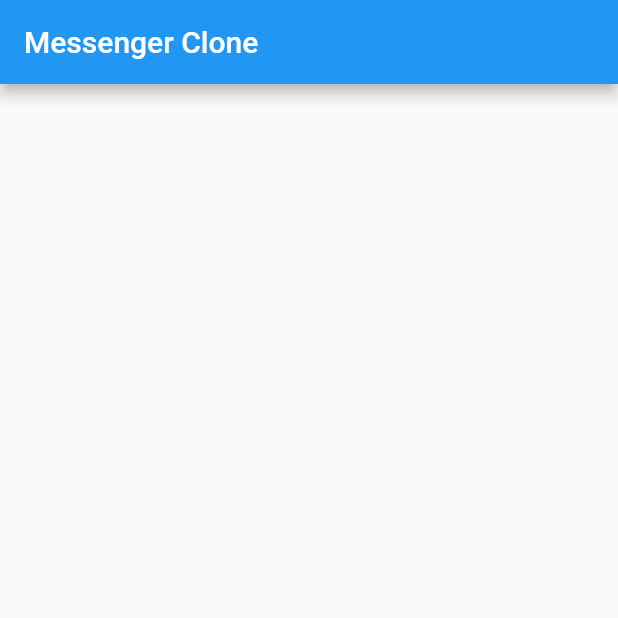
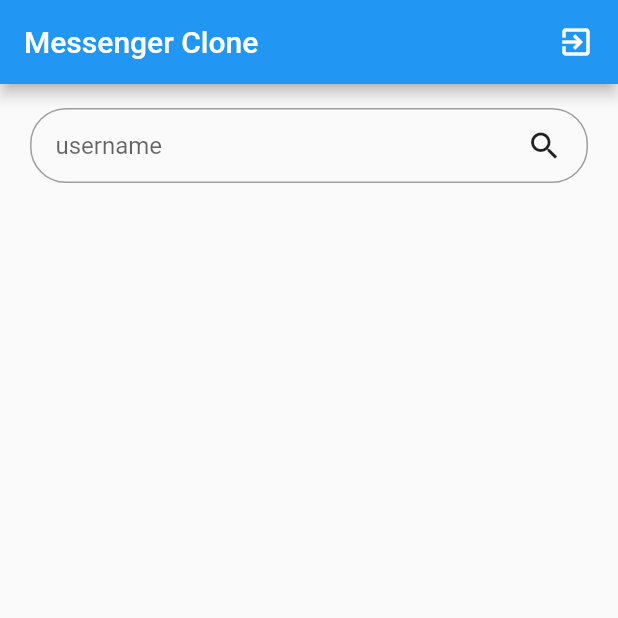
Before and after one commit to Gaurav9784/ChatApp, a Flutter app: the Home screen opened directly, on a phone screen of 412 x 824 dp, the top half of it. Run offline on Flutter 3.47's test engine with Material 2 defaults, Android fonts, the phone set to English and light mode, and no system bars; our stand-ins replace cloud_firestore, firebase_auth, firebase_core, google_sign_in, shared_preferences; accounts and stored records are empty.

Commit message:
implemented search functionality

```diff
--- a/lib/services/database.dart
+++ b/lib/services/database.dart
@@ -8,4 +8,11 @@ class DatabaseMethods {
         .doc(userId)
         .set(userInfoMap);
   }
+
+  Future<Stream<QuerySnapshot>> getUserByUserName(String username) async {
+    return FirebaseFirestore.instance
+        .collection("users")
+        .where("username", isEqualTo: username)
+        .snapshots();
+  }
 }
--- a/lib/views/chatscreen.dart
+++ b/lib/views/chatscreen.dart
@@ -1,6 +1,10 @@
 import 'package:flutter/material.dart';
 
 class ChatScreen extends StatefulWidget {
+  final chatWithUserName, name;
+
+  const ChatScreen({Key key, this.chatWithUserName, this.name})
+      : super(key: key);
   @override
   _ChatScreenState createState() => _ChatScreenState();
 }
@@ -10,7 +14,7 @@ class _ChatScreenState extends State<ChatScreen> {
   Widget build(BuildContext context) {
     return Scaffold(
       appBar: AppBar(
-        title: Text("Messenger Clone"),
+        title: Text(widget.name),
       ),
     );
   }
--- a/lib/views/home.dart
+++ b/lib/views/home.dart
@@ -1,4 +1,10 @@
+import 'package:chat_app/services/auth.dart';
+import 'package:chat_app/services/database.dart';
+import 'package:chat_app/views/signin.dart';
+import 'package:cloud_firestore/cloud_firestore.dart';
 import 'package:flutter/material.dart';
+
+import 'chatscreen.dart';
 
 class Home extends StatefulWidget {
   @override
@@ -6,11 +12,161 @@ class Home extends StatefulWidget {
 }
 
 class _HomeState extends State<Home> {
+  bool isSearching = false;
+  Stream usersStream;
+  TextEditingController searchUserNameEditingController =
+      TextEditingController();
+
+  onSearchBtnClick() async {
+    setState(() {
+      isSearching = true;
+    });
+    usersStream = await DatabaseMethods()
+        .getUserByUserName(searchUserNameEditingController.text);
+    setState(() {});
+  }
+
+  Widget searchListUserTile({String profileUrl, name, username, email}) {
+    return GestureDetector(
+      onTap: () {
+        Navigator.push(
+          context,
+          MaterialPageRoute(
+            builder: (context) => ChatScreen(
+              chatWithUserName: username,
+              name: name,
+            ),
+          ),
+        );
+      },
+      child: Row(
+        children: [
+          ClipRRect(
+            borderRadius: BorderRadius.circular(40),
+            child: Image.network(
+              profileUrl,
+              height: 40,
+              width: 40,
+            ),
+          ),
+          SizedBox(width: 12),
+          Column(
+            crossAxisAlignment: CrossAxisAlignment.start,
+            children: [Text(name), Text(email)],
+          )
+        ],
+      ),
+    );
+  }
+
+  Widget searchUsersList() {
+    return StreamBuilder(
+      stream: usersStream,
+      builder: (context, snapshot) {
+        return snapshot.hasData
+            ? ListView.builder(
+                shrinkWrap: true,
+                itemCount: snapshot.data.docs.length,
+                itemBuilder: (context, index) {
+                  DocumentSnapshot ds = snapshot.data.docs[index];
+
+                  return searchListUserTile(
+                      profileUrl: ds["imgUrl"],
+                      name: ds["name"],
+                      email: ds["email"],
+                      username: ds["username"]);
+                },
+              )
+            : Center(
+                child: CircularProgressIndicator(),
+              );
+      },
+    );
+  }
+
+  Widget chatRoomsList() {
+    return Container();
+  }
+
   @override
   Widget build(BuildContext context) {
     return Scaffold(
       appBar: AppBar(
         title: Text("Messenger Clone"),
+        actions: [
+          InkWell(
+            onTap: () {
+              AuthMethods().signOut().then((s) {
+                Navigator.pushReplacement(
+                    context, MaterialPageRoute(builder: (context) => SignIn()));
+              });
+            },
+            child: Container(
+                padding: EdgeInsets.symmetric(horizontal: 16),
+                child: Icon(Icons.exit_to_app)),
+          )
+        ],
+      ),
+      body: Container(
+        margin: EdgeInsets.symmetric(horizontal: 20),
+        child: Column(
+          children: [
+            Row(
+              children: [
+                isSearching
+                    ? GestureDetector(
+                        onTap: () {
+                          setState(() {
+                            isSearching = false;
+                            searchUserNameEditingController.text = "";
+                          });
+                        },
+                        child: Padding(
+                          padding: const EdgeInsets.only(right: 8.0),
+                          child: Icon(Icons.arrow_back),
+                        ),
+                      )
+                    : Container(),
+                Expanded(
+                  child: Container(
+                    margin: EdgeInsets.symmetric(vertical: 16),
+                    decoration: BoxDecoration(
+                      border: Border.all(
+                        color: Colors.grey,
+                        style: BorderStyle.solid,
+                        width: 1.0,
+                      ),
+                      borderRadius: BorderRadius.circular(24),
+                    ),
+                    padding: EdgeInsets.symmetric(horizontal: 16),
+                    child: Row(
+                      children: [
+                        Expanded(
+                          child: TextField(
+                            controller: searchUserNameEditingController,
+                            decoration: InputDecoration(
+                              border: InputBorder.none,
+                              hintText: "username",
+                            ),
+                          ),
+                        ),
+                        GestureDetector(
+                          onTap: () {
+                            if (searchUserNameEditingController.text != "") {
+                              onSearchBtnClick();
+                            }
+                          },
+                          child: Icon(Icons.search),
+                        ),
+                      ],
+                    ),
+                  ),
+                ),
+              ],
+            ),
+            isSearching ? searchUsersList() : chatRoomsList(),
+          ],
+        ),
       ),
     );
   }
--- a/pubspec.yaml
+++ b/pubspec.yaml
@@ -13,7 +13,6 @@ dependencies:
     sdk: flutter
   cloud_firestore: ^0.16.0
   cupertino_icons: ^0.1.3
-  firebase: ^8.0.0
   firebase_auth: ^0.20.0+1
   firebase_core: ^0.7.0
   google_sign_in: ^4.5.9
```
Also changed, not shown: lib/services/auth.dart (+7 -0 lines), pubspec.lock.
